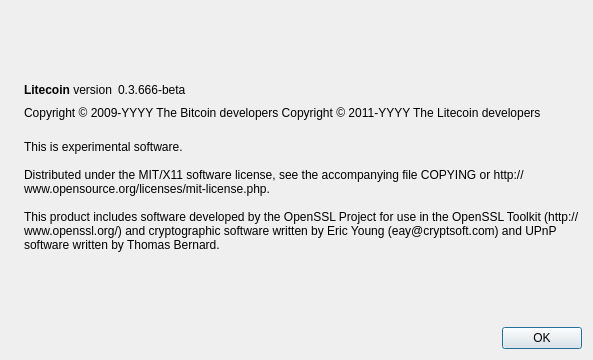
Old version of the form src/qt/forms/aboutdialog.ui in the repository virtualeconomycoin/vec.
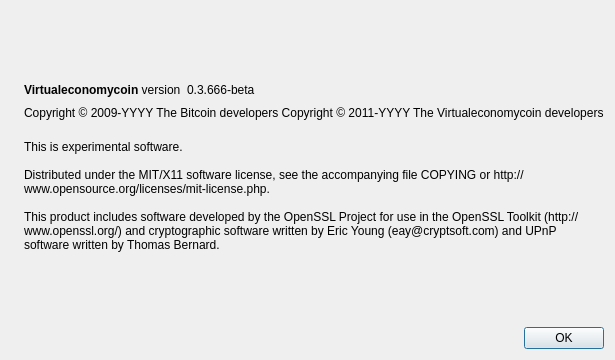
New version of the form. Icons and pictures are not drawn.

What changed in the file:
```diff
--- a/src/qt/forms/aboutdialog.ui
+++ b/src/qt/forms/aboutdialog.ui
@@ -50,7 +50,7 @@
           <cursorShape>IBeamCursor</cursorShape>
          </property>
          <property name="text">
-          <string>&lt;b&gt;Litecoin&lt;/b&gt; version</string>
+          <string>&lt;b&gt;Virtualeconomycoin&lt;/b&gt; version</string>
          </property>
          <property name="textInteractionFlags">
           <set>Qt::LinksAccessibleByMouse|Qt::TextSelectableByKeyboard|Qt::TextSelectableByMouse</set>
@@ -92,7 +92,7 @@
        </property>
        <property name="text">
         <string notr="true">Copyright &amp;copy; 2009-YYYY The Bitcoin developers
-Copyright &amp;copy; 2011-YYYY The Litecoin developers</string>
+Copyright &amp;copy; 2011-YYYY The Virtualeconomycoin developers</string>
        </property>
        <property name="textFormat">
         <enum>Qt::RichText</enum>
```
Left out of the diff: 2 changed lines with no effect on the pictures.
